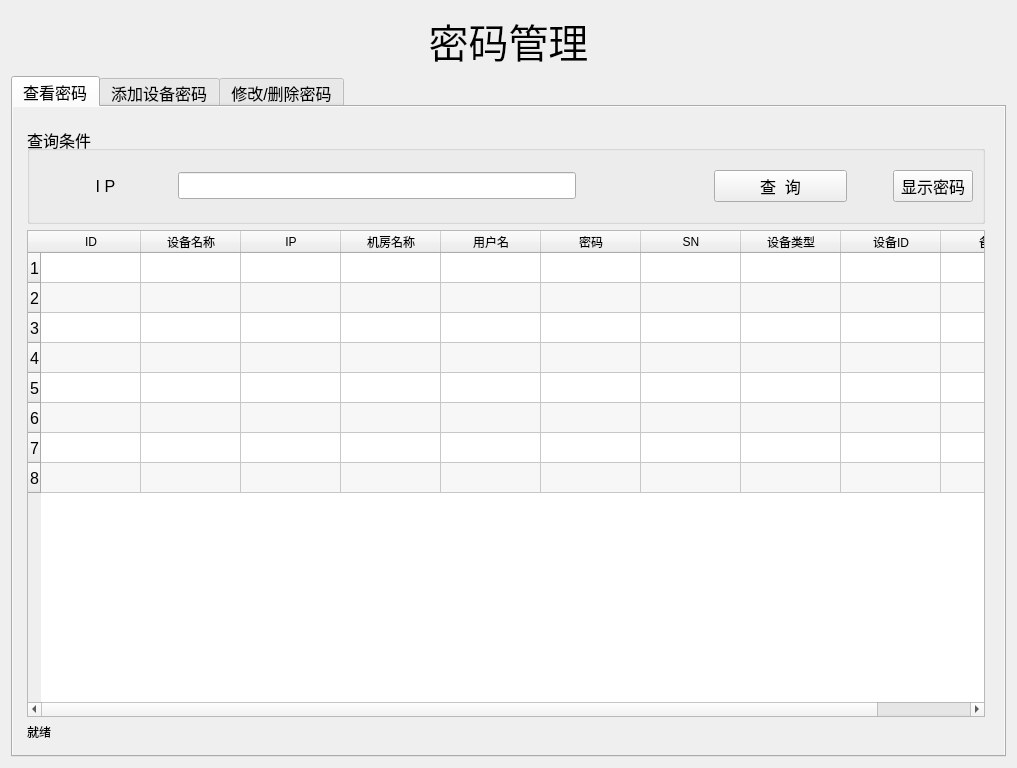
This is ui/password_mg.ui in tainyuhong/pyside_machine_system as Qt 5 draws it before an edit. The edited form follows.
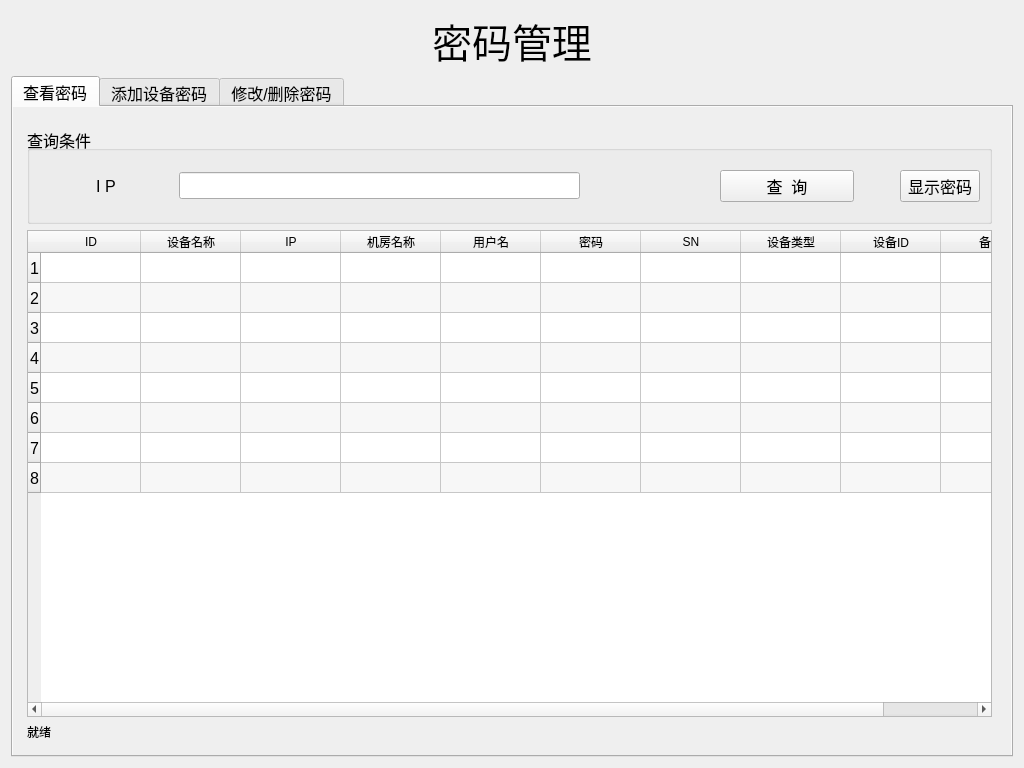
This is the edited form.

Patch:
```diff
--- a/ui/password_mg.ui
+++ b/ui/password_mg.ui
@@ -6,7 +6,7 @@
    <rect>
     <x>0</x>
     <y>0</y>
-    <width>1017</width>
+    <width>1024</width>
     <height>768</height>
    </rect>
   </property>
```
